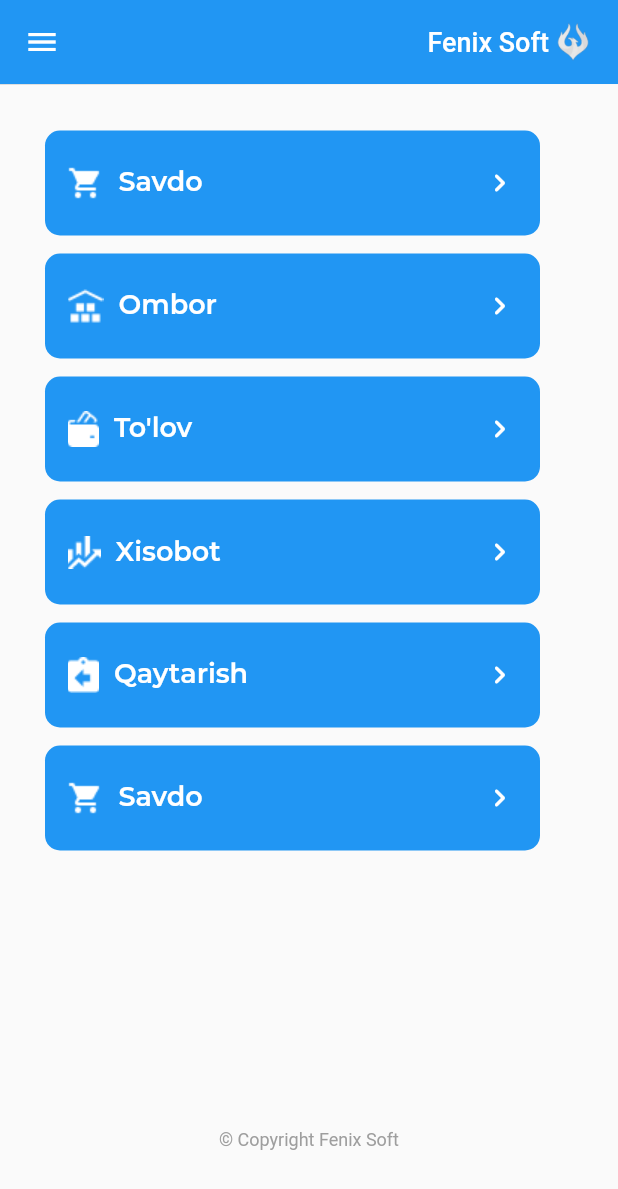
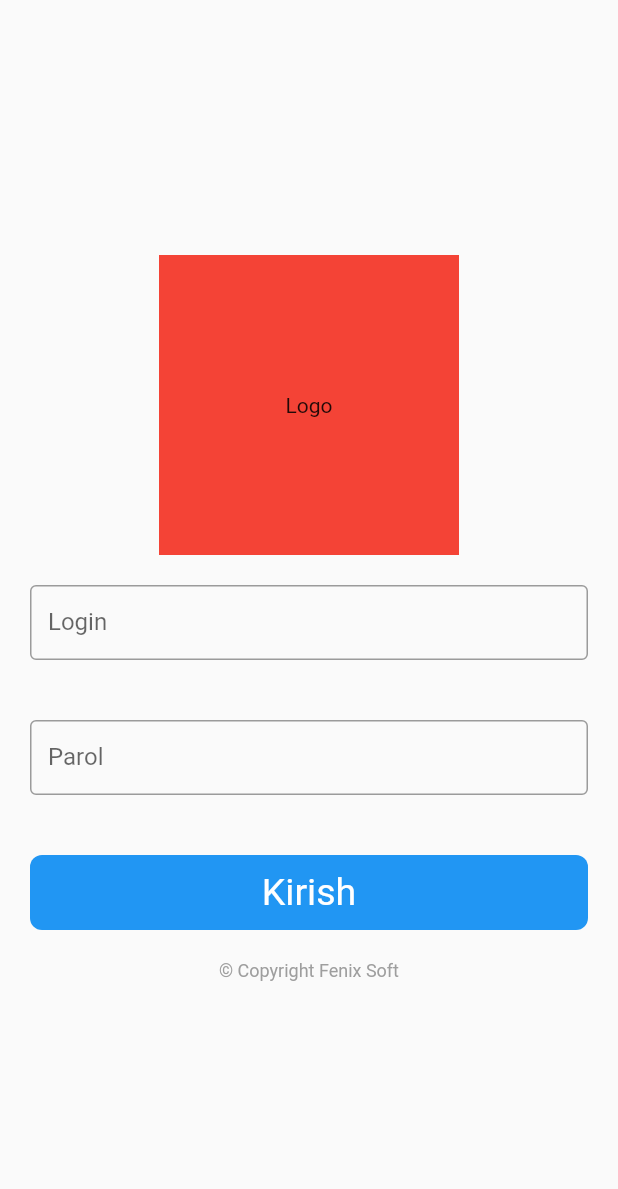
Before and after one commit to Hikmatullohprogramist/shop_app, a Flutter app: the screen it shows after launch, on a phone screen of 412 x 824 dp. Shown: the top 1189 px of the screen. Run offline on Flutter 3.47's test engine with Material 2 defaults, Android fonts, the phone set to English and light mode, and no system bars; our stand-ins replace badges, dio, flutter_slidable, flutter_staggered_animations, lottie, pull_to_refresh and 1 more; missing offline and left inert: bottom_sheet_bar.

Commit message:
add login page and other updates

```diff
--- a/lib/main.dart
+++ b/lib/main.dart
@@ -1,6 +1,6 @@
 import 'package:flutter/material.dart';
 
-import 'pages/home_page.dart';
+import 'pages/login.dart';
 
 void main() {
   runApp(const MyApp());
@@ -17,7 +17,7 @@ class MyApp extends StatelessWidget {
       theme: ThemeData(
         primarySwatch: Colors.blue,
       ),
-      home: HomePage(),
+      home: LoginPage(),
     );
   }
 }
--- a/lib/pages/home_page.dart
+++ b/lib/pages/home_page.dart
@@ -1,4 +1,4 @@
-// ignore_for_file: unused_field, unnecessary_new, use_key_in_widget_constructors
+// ignore_for_file: unused_field, unnecessary_new, use_key_in_widget_constructors, prefer_const_constructors, avoid_unnecessary_containers
 
 import 'dart:async';
 
@@ -305,7 +305,7 @@ class HomePage extends StatelessWidget {
               Text(
                 "© Copyright Fenix Soft",
                 style: TextStyle(fontSize: 12, color: Colors.grey),
-              )
+              ),
             ],
           ),
         ),
--- /dev/null
+++ b/lib/pages/login.dart
@@ -0,0 +1,89 @@
+// ignore_for_file: unused_field, prefer_final_fields
+
+import 'package:flutter/material.dart';
+import 'package:shop_app/pages/home_page.dart';
+
+class LoginPage extends StatelessWidget {
+  LoginPage({Key? key}) : super(key: key);
+  TextEditingController _login = TextEditingController();
+  TextEditingController _parol = TextEditingController();
+
+  @override
+  Widget build(BuildContext context) {
+    return Scaffold(
+      body: Column(
+        mainAxisAlignment: MainAxisAlignment.center,
+        children: [
+          Container(
+            width: 200,
+            height: 200,
+            color: Colors.red,
+            child: Center(
+              child: Text("Logo"),
+            ),
+          ),
+          Padding(
+            padding: const EdgeInsets.all(20.0),
+            child: Container(
+              width: double.infinity,
+              height: 50,
+              decoration: BoxDecoration(borderRadius: BorderRadius.circular(8)),
+              child: const TextField(
+                decoration: InputDecoration(
+
+                  label: Text("Login"),
+                  hintText: "Kiriting",
+                  border: OutlineInputBorder(),
+                ),
+              ),
+            ),
+          ),
+          Padding(
+            padding: const EdgeInsets.all(20.0),
+            child: Container(
+              decoration: BoxDecoration(borderRadius: BorderRadius.circular(8)),
+              child: const TextField(
+                decoration: InputDecoration(
+                  label: Text("Parol"),
+                  hintText: "Kiriting",
+                  border: OutlineInputBorder(),
+                ),
+              ),
+              width: double.infinity,
+              height: 50,
+            ),
+          ),
+          Padding(
+            padding: const EdgeInsets.all(20.0),
+            child: InkWell(
+              onTap: () {   Navigator.push(
+                context,
+                MaterialPageRoute(
+                    builder: (context) => HomePage()),
+              );},
+              child: Container(
+                decoration: BoxDecoration(
+                  borderRadius: BorderRadius.circular(8),
+                  color: Colors.blue,
+                ),
+                width: double.infinity,
+                height: 50,
+                child: const Center(
+                  child: Text(
+                    "Kirish",
+                    style: TextStyle(fontSize: 25, color: Colors.white),
+                  ),
+                ),
+              ),
+            ),
+          ),
+
+          Text(
+            "© Copyright Fenix Soft",
+            style: TextStyle(fontSize: 12, color: Colors.grey),
+          ),
+        ],
+      ),
+    );
+  }
+}
--- a/lib/pages/selling.dart
+++ b/lib/pages/selling.dart
@@ -185,18 +185,18 @@ class _SellinState extends State<Sellin> {
                             Text(
                               // widget.summa.toString(),
                               NumberFormat.simpleCurrency(decimalDigits: 1, locale: "uz-UZB",).format(widget.summa),
-                              style: TextStyle(fontSize: 20),
+                              style: const TextStyle(fontSize: 20),
                             ),
                             GestureDetector(
                              onTap: (){
                                Navigator.push(
                                  context,
                                  MaterialPageRoute(
-                                     builder: (context) => PayPage(),),
+                                     builder: (context) => const PayPage(),),
                                );
                              },
                               child: Container(
-                                padding: EdgeInsets.only(left: 5, right: 5),
+                                padding: const EdgeInsets.only(left: 5, right: 5),
                                 alignment: Alignment.bottomCenter,
                                 child: Container(
                                   decoration: BoxDecoration(
--- a/lib/services/models/sell_model.dart
+++ b/lib/services/models/sell_model.dart
@@ -25,7 +25,7 @@ class SellModel {
 
   int id;
   String name;
-  int amount;
+  String amount;
   String price;
   DateTime? date;
   String time;
```
Also changed, not shown: lib/pages/page.dart (+71 -86 lines), lib/pages/pay.dart (+24 -6 lines), lib/pages/sell_page.dart (+37 -34 lines), lib/services/services/service.dart (+31 -36 lines), lib/assets/image.png (added), lib/assets/logo_red_border.png (added).
